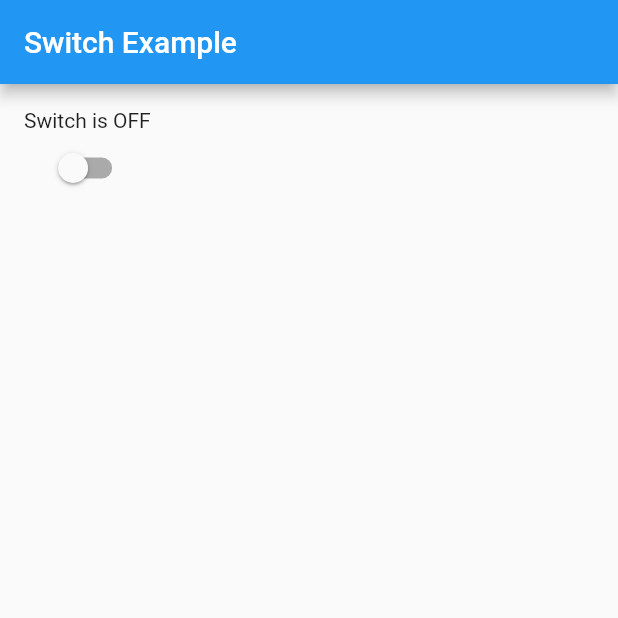
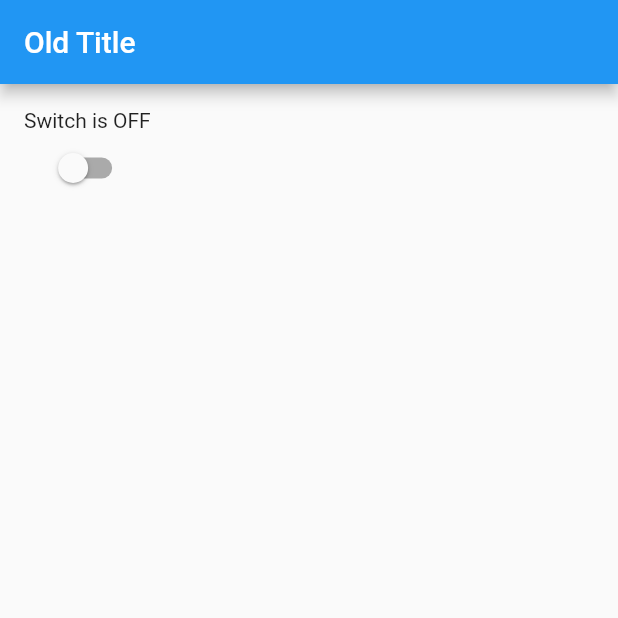
Before and after one commit to YYxDeveloper/first_flutter, a Flutter app: the screen it shows after launch, on a phone screen of 412 x 824 dp, the top half of it. Run offline on Flutter 3.47's test engine with Material 2 defaults, Android fonts, the light colour scheme and no system bars.

Commit message:
---OBJECT---dynamic change bar title

```diff
--- a/lib/main.dart
+++ b/lib/main.dart
@@ -12,13 +12,21 @@ class MyApp extends StatefulWidget {
 class _MyAppState extends State<MyApp> {
   bool _switchValue = false;
   String _displayText = 'Switch is OFF';
+  // setState appBarTitle
+  String appBarTitle = 'Old Title';
 
+  void changeTitle(bool theValue) {
+    setState(() {
+      appBarTitle = theValue ? 'New Title' : 'Old Title';
+    });
+
+  }
   @override
   Widget build(BuildContext context) {
     return MaterialApp(
       home: Scaffold(
         appBar: AppBar(
-          title: Text('Switch Example'),
+          title: Text(appBarTitle),
         ),
         body: Container(
           padding: EdgeInsets.all(16.0),
@@ -31,6 +39,9 @@ class _MyAppState extends State<MyApp> {
                   setState(() {
                     _switchValue = value;
                     _displayText = value ? 'Switch is ON' : 'Switch is OFF';
+
+                    // appBarTitle
+                    changeTitle(value);
                   });
                 },
               ),
```
